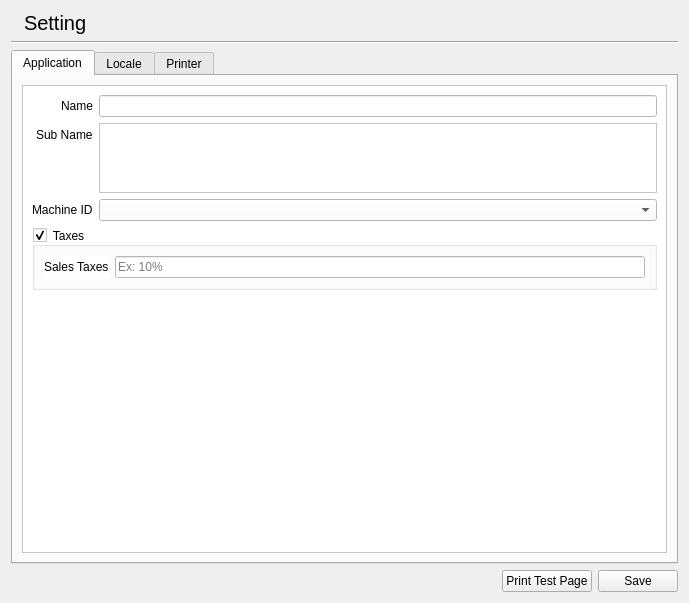
Old version of the form libgui/setting/settingwidget.ui in the repository apinprastya/sultan.
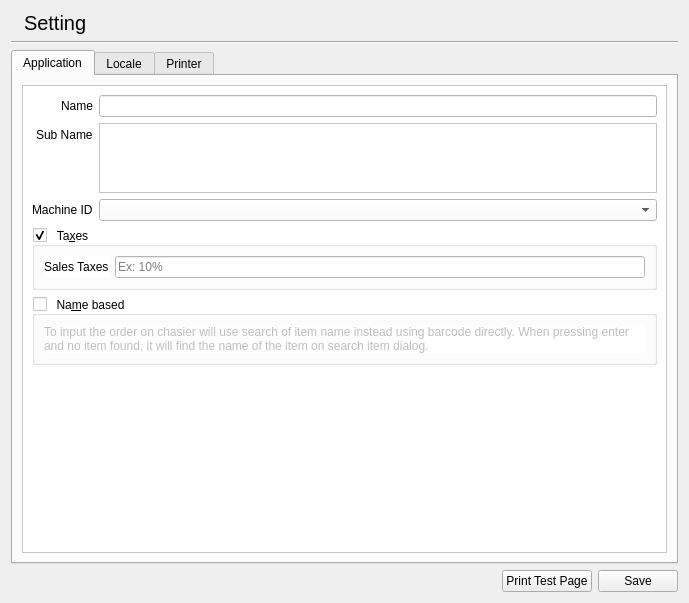
New version of the form. Icons and pictures are not drawn.

Commit message: implement name based cashier

The edit to the form file:
```diff
--- a/libgui/setting/settingwidget.ui
+++ b/libgui/setting/settingwidget.ui
@@ -78,7 +78,7 @@
             <x>0</x>
             <y>0</y>
             <width>647</width>
-            <height>452</height>
+            <height>447</height>
            </rect>
           </property>
           <layout class="QVBoxLayout" name="verticalLayout_11">
@@ -135,7 +135,7 @@
            <item>
             <widget class="QGroupBox" name="groupBoxTax">
              <property name="title">
-              <string>Taxes</string>
+              <string>Ta&amp;xes</string>
              </property>
              <property name="checkable">
               <bool>true</bool>
@@ -161,6 +161,31 @@
              </layout>
             </widget>
            </item>
+           <item>
+            <widget class="QGroupBox" name="groupNameBased">
+             <property name="title">
+              <string>Na&amp;me based</string>
+             </property>
+             <property name="checkable">
+              <bool>true</bool>
+             </property>
+             <property name="checked">
+              <bool>false</bool>
+             </property>
+             <layout class="QVBoxLayout" name="verticalLayout_12">
+              <item>
+               <widget class="QLabel" name="label_26">
+                <property name="text">
+                 <string>To input the order on chasier will use search of item name instead using barcode directly. When pressing enter and no item found, it will find the name of the item on search item dialog.</string>
+                </property>
+                <property name="wordWrap">
+                 <bool>true</bool>
+                </property>
+               </widget>
+              </item>
+             </layout>
+            </widget>
+           </item>
            <item>
             <spacer name="verticalSpacer_3">
              <property name="orientation">
```
Left out of the diff: 6 changed lines with no effect on the pictures. The commit also changes 7 other files.
